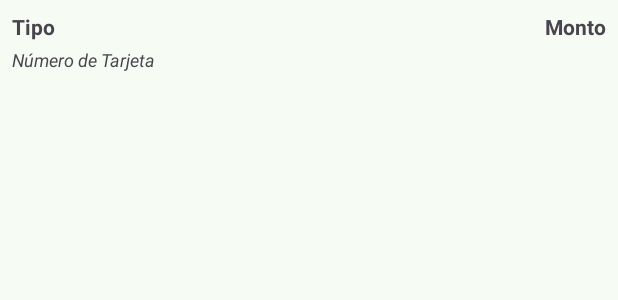
After one commit to Juandoqg/Monify, an Android app: the layout item_transaccion.xml on its own in the app's theme, with its tools: preview values and no code run, on a phone screen of 412 x 824 dp. The commit adds this screen. Shown: the top 300 px of the screen. Run offline under Robolectric (Android 15) with nearby library versions, the phone set to English and light mode, and no system bars; Roboto replaces fonts that are not available here.

Commit message:
ver movimientos ok , falta estilos

```diff
--- a/app/src/main/res/layout/activity_movements.xml
+++ b/app/src/main/res/layout/activity_movements.xml
@@ -6,5 +6,10 @@
     android:layout_width="match_parent"
     android:layout_height="match_parent"
     tools:context=".MovementsActivity">
+    <androidx.recyclerview.widget.RecyclerView
+        android:id="@+id/recyclerView"
+        android:layout_width="match_parent"
+        android:layout_height="match_parent"
+        android:padding="16dp" />
 
 </androidx.constraintlayout.widget.ConstraintLayout>
--- /dev/null
+++ b/app/src/main/res/layout/item_transaccion.xml
@@ -0,0 +1,39 @@
+<LinearLayout
+    xmlns:android="http://schemas.android.com/apk/res/android"
+    android:layout_width="match_parent"
+    android:layout_height="wrap_content"
+    android:orientation="vertical"
+    android:padding="8dp">
+
+    <!-- Tipo y monto en una línea -->
+    <LinearLayout
+        android:layout_width="match_parent"
+        android:layout_height="wrap_content"
+        android:orientation="horizontal">
+
+        <TextView
+            android:id="@+id/text_tipo"
+            android:layout_width="0dp"
+            android:layout_height="wrap_content"
+            android:layout_weight="1"
+            android:text="Tipo"
+            android:textStyle="bold" />
+
+        <TextView
+            android:id="@+id/text_monto"
+            android:layout_width="wrap_content"
+            android:layout_height="wrap_content"
+            android:text="Monto"
+            android:textStyle="bold" />
+    </LinearLayout>
+
+    <!-- Número de tarjeta -->
+    <TextView
+        android:id="@+id/text_tarjeta"
+        android:layout_width="match_parent"
+        android:layout_height="wrap_content"
+        android:text="Número de Tarjeta"
+        android:textStyle="italic"
+        android:textSize="12sp"
+        android:paddingTop="4dp" />
+</LinearLayout>
```
Also changed, not shown: app/src/main/java/com/example/monify/MovementsActivity.java (+40 -10 lines), app/src/main/java/com/example/monify/adapters/TransaccionAdapter.java (added, +56 -0 lines).
